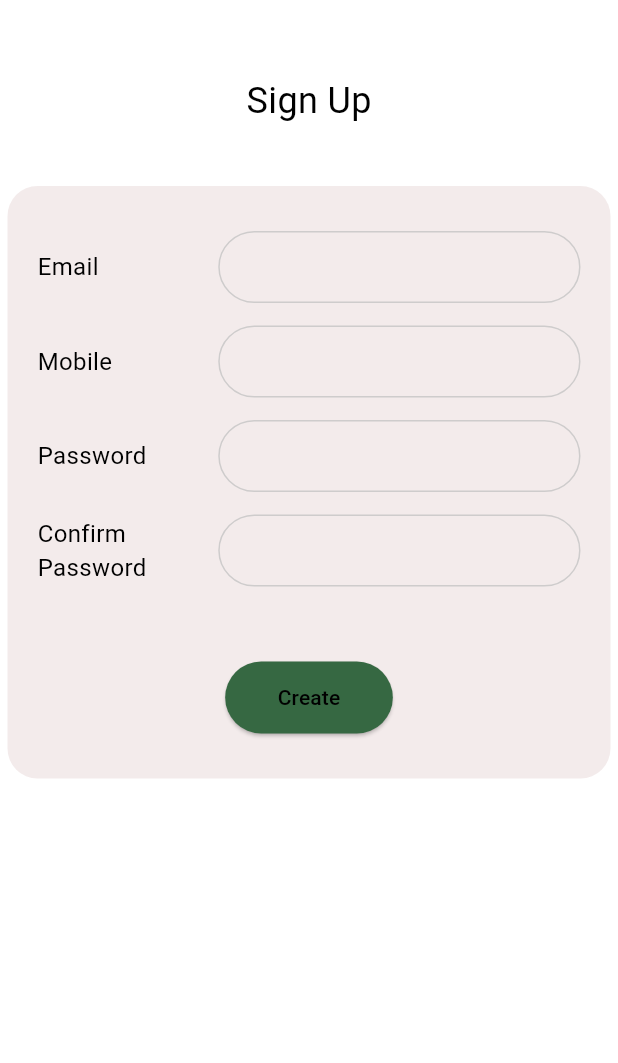
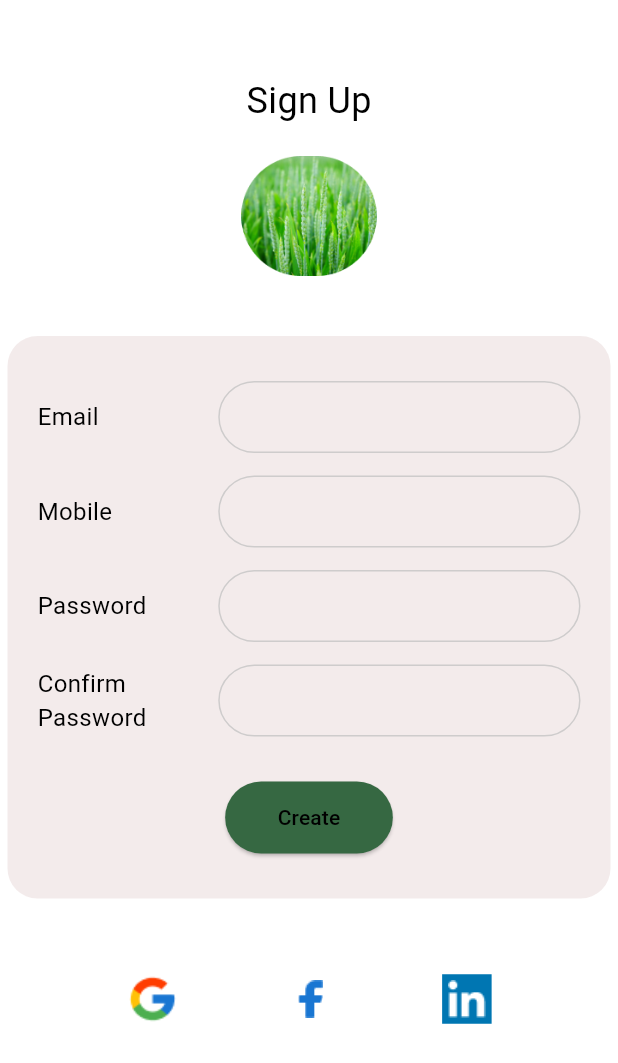
Before and after one commit to bikash990/assessment, a Flutter app: the screen it shows after launch, on a phone screen of 412 x 824 dp. Shown: the top 1063 px of the screen. Run offline on Flutter 3.47's test engine with Material 3 defaults, Android fonts, the phone set to English and light mode, and no system bars.

Commit message:
added: image icon on login page

```diff
--- /dev/null
+++ b/lib/constant/image_constant.dart
@@ -0,0 +1,8 @@
+class ImageConstant {
+  ImageConstant._();
+  static const String baseAssets = "assets/images";
+  static const String cropImage = "$baseAssets/crop.png";
+  static const String linkDin = "$baseAssets/linkdin.png";
+  static const String faceBook = "$baseAssets/facebook.png";
+  static const String google = "$baseAssets/google.png";
+}
--- a/lib/feature/login/view/login_screen.dart
+++ b/lib/feature/login/view/login_screen.dart
@@ -1,3 +1,4 @@
+import 'package:agriculture_app/constant/image_constant.dart';
 import 'package:agriculture_app/feature/home_page/view/home_screen.dart';
 import 'package:agriculture_app/feature/login/widget/text_field_widget.dart';
 import 'package:flutter/material.dart';
@@ -13,10 +14,11 @@ class _LoginScreenState extends State<LoginScreen> {
   final _formKey = GlobalKey<FormState>();
   final _passwordController = TextEditingController();
   final _confirmPasswordController = TextEditingController();
+
   @override
   Widget build(BuildContext context) {
     return Scaffold(
-      backgroundColor: Colors.white.withOpacity(0.87),
+      backgroundColor: Colors.white.withOpacity(0.75),
       body: SafeArea(
         child: Padding(
           padding: const EdgeInsets.symmetric(horizontal: 5, vertical: 50),
@@ -29,6 +31,13 @@ class _LoginScreenState extends State<LoginScreen> {
                       fontSize: 24,
                       color: Colors.black,
                       fontWeight: FontWeight.w400),
+                ),
+                SizedBox(
+                  height: 20,
+                ),
+                Image.asset(
+                  ImageConstant.cropImage,
+                  height: 80,
                 ),
                 const SizedBox(
                   height: 40,
@@ -103,12 +112,12 @@ class _LoginScreenState extends State<LoginScreen> {
                             },
                           ),
                           const SizedBox(
-                            height: 50,
+                            height: 30,
                           ),
                           Align(
                             alignment: Alignment.center,
                             child: ElevatedButton(
-                                style: ButtonStyle(
+                                style: const ButtonStyle(
                                     padding: WidgetStatePropertyAll(
                                         EdgeInsets.symmetric(
                                             horizontal: 35, vertical: 14)),
@@ -123,7 +132,7 @@ class _LoginScreenState extends State<LoginScreen> {
                                             builder: (_) => HomeScreen()));
                                   }
                                 },
-                                child: Text(
+                                child: const Text(
                                   'Create',
                                   style: TextStyle(color: Colors.black),
                                 )),
@@ -133,6 +142,21 @@ class _LoginScreenState extends State<LoginScreen> {
                     ),
                   ),
                 ),
+                SizedBox(
+                  height: 50,
+                ),
+                Row(
+                  mainAxisAlignment: MainAxisAlignment.spaceEvenly,
+                  children: [
+                    Image.asset(ImageConstant.google),
+                    Image.asset(ImageConstant.faceBook),
+                    Container(
+                        height: 33,
+                        width: 33,
+                        decoration: BoxDecoration(color: Color(0xff0076B2)),
+                        child: Image.asset(ImageConstant.linkDin)),
+                  ],
+                )
               ],
             ),
           ),
--- a/lib/feature/login/widget/text_field_widget.dart
+++ b/lib/feature/login/widget/text_field_widget.dart
@@ -4,18 +4,15 @@ class TextFieldRow extends StatelessWidget {
   final String text;
   final bool isPassword;
   final TextEditingController? controller;
-  final FocusNode? focusNode;
   final String? Function(String?) validator;
-  final void Function()? onFocusChange;
 
-  const TextFieldRow(
-      {super.key,
-      required this.text,
-      required this.isPassword,
-      this.controller,
-      required this.validator,
-      this.focusNode,
-      this.onFocusChange});
+  const TextFieldRow({
+    super.key,
+    required this.text,
+    required this.isPassword,
+    this.controller,
+    required this.validator,
+  });
 
   @override
   Widget build(BuildContext context) {
@@ -37,7 +34,7 @@ class TextFieldRow extends StatelessWidget {
           child: TextFormField(
             validator: validator,
             controller: controller,
-            focusNode: focusNode,
+            autovalidateMode: AutovalidateMode.onUserInteraction,
             obscureText: isPassword,
             decoration: InputDecoration(
               contentPadding:
@@ -53,11 +50,6 @@ class TextFieldRow extends StatelessWidget {
                     width: 1.0),
               ),
             ),
-            onChanged: (value) {
-              if (focusNode?.hasFocus ?? false) {
-                Form.of(context).validate();
-              }
-            },
           ),
         ),
       ],
--- a/pubspec.yaml
+++ b/pubspec.yaml
@@ -60,7 +60,7 @@ flutter:
 
   # To add assets to your application, add an assets section, like this:
   assets:
-    - images
+    - assets/images/
   # An image asset can refer to one or more resolution-specific "variants", see
   # https://flutter.dev/to/resolution-aware-images
 
```
Also changed, not shown: assets/images/crop.png (added), assets/images/facebook.png (added), assets/images/google.png (added), 9 other files.
